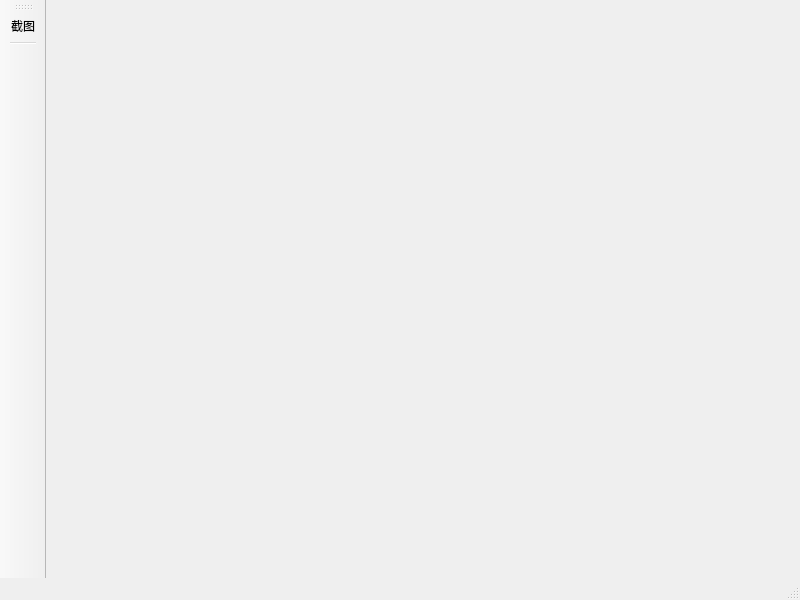
qianxihaoyue/ToolFamily, file mainwindow.ui: the form before one commit.
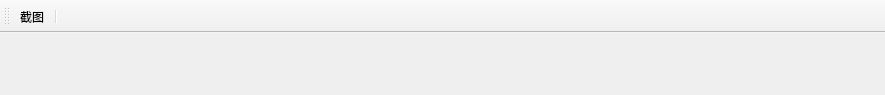
The form after the commit. Icons and pictures are not drawn.

Patch:
```diff
--- a/mainwindow.ui
+++ b/mainwindow.ui
@@ -6,10 +6,16 @@
    <rect>
     <x>0</x>
     <y>0</y>
-    <width>800</width>
-    <height>600</height>
+    <width>885</width>
+    <height>95</height>
    </rect>
   </property>
+  <property name="sizePolicy">
+   <sizepolicy hsizetype="Fixed" vsizetype="Fixed">
+    <horstretch>0</horstretch>
+    <verstretch>0</verstretch>
+   </sizepolicy>
+  </property>
   <property name="windowTitle">
    <string>MainWindow</string>
   </property>
@@ -28,13 +34,12 @@
     </rect>
    </property>
   </widget>
-  <widget class="QStatusBar" name="statusbar"/>
   <widget class="QToolBar" name="toolBar">
    <property name="windowTitle">
     <string>toolBar</string>
    </property>
    <attribute name="toolBarArea">
-    <enum>LeftToolBarArea</enum>
+    <enum>TopToolBarArea</enum>
    </attribute>
    <attribute name="toolBarBreak">
     <bool>false</bool>
```
Left out of the diff: 5 changed lines with no effect on the pictures.
